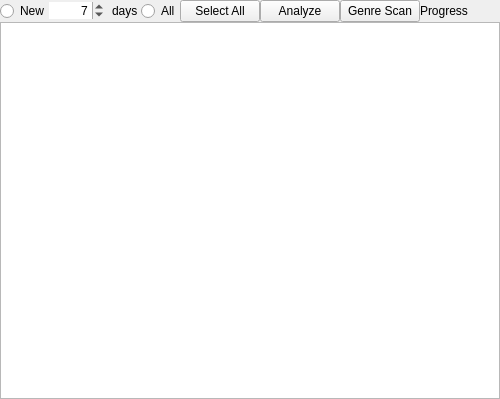
DJ-Joel/mixxx, file src/library/analysis/dlganalysis.ui: the form before one commit.
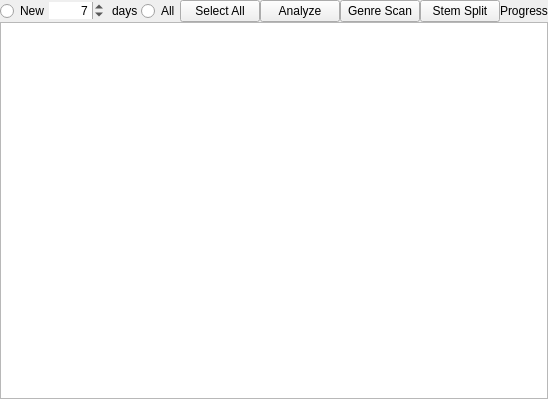
The form after the commit.

Commit message: Auto DJ 2.0 plus Video Mixing: stems step 3, decks play the parts

What changed in the file:
```diff
--- a/src/library/analysis/dlganalysis.ui
+++ b/src/library/analysis/dlganalysis.ui
@@ -161,6 +161,16 @@
          </property>
         </widget>
        </item>
+       <item>
+        <widget class="QPushButton" name="pushButtonStemSplit">
+         <property name="focusPolicy">
+          <enum>Qt::NoFocus</enum>
+         </property>
+         <property name="text">
+          <string>Stem Split</string>
+         </property>
+        </widget>
+       </item>
        <item>
         <widget class="QLabel" name="labelProgress">
          <property name="text">
```
The commit also changes 24 other files.
